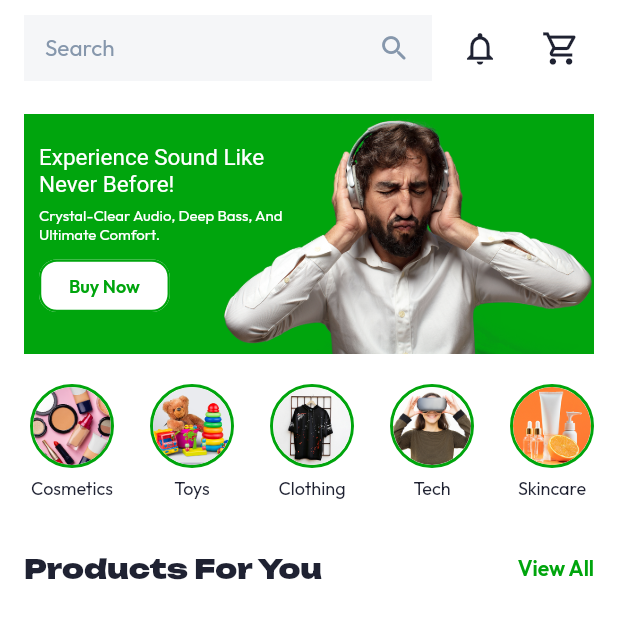
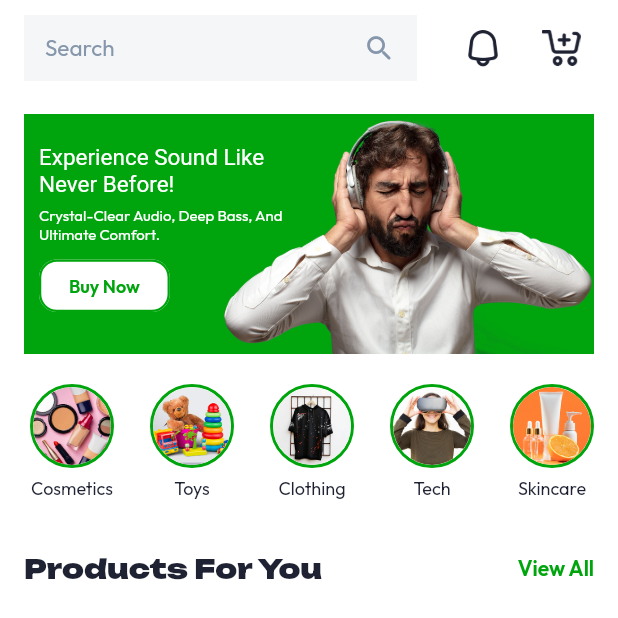
Before and after one commit to david-inceptives/StakBread, a Flutter app: the StoreScreen screen opened directly, on a phone screen of 412 x 824 dp, the top half of it. Run offline on Flutter 3.47's test engine with Material 3 defaults, Android fonts, the phone set to English and light mode, and no system bars; our stand-ins replace app_links, cached_network_image, cloud_firestore, connectivity_plus, csv, dismissible_page and 34 more; missing offline and left inert: audio_session, audio_waveforms, deepar_flutter_plus, detectable_text_field, figma_squircle_updated and 10 more; accounts and stored records are empty; network calls fail; Roboto replaces fonts that are missing (Unbounded-Bold); statements that could not run were skipped; project files that could hold a hidden picture were left out.

Commit message:
alpha module completed

```diff
--- a/lib/screen/dashboard_screen/dashboard_screen_controller.dart
+++ b/lib/screen/dashboard_screen/dashboard_screen_controller.dart
@@ -32,6 +32,13 @@ class DashboardScreenController extends BaseController with GetSingleTickerProvi
     AssetRes.icAddNew,
     AssetRes.icStore,
     AssetRes.icProfile
+  ];
+  List<String> bottomIconListFill = [
+    AssetRes.icHomeFill,
+    AssetRes.icDiscoverFill,
+    AssetRes.icAddNew,
+    AssetRes.icStoreFill,
+    AssetRes.icProfileFill
   ];
   RxInt selectedPageIndex = 0.obs;
   RxDouble scaleValue = 1.0.obs;
--- a/lib/screen/store_screen/store_screen.dart
+++ b/lib/screen/store_screen/store_screen.dart
@@ -99,17 +99,20 @@ class StoreScreen extends StatelessWidget {
             ),
           ),
           const SizedBox(width: 10),
-          _IconWithBadge(
-            icon: Icons.notifications_outlined,
+
+          const SizedBox(width: 12),
+          _NotificationIcon(
+            icon:  AssetRes.icNotification,
             count: notifCount,
             onTap: () => Get.to(() => const NotificationScreen()),
           ),
-          const SizedBox(width: 10),
-          Obx(() => _IconWithBadge(
-                icon: Icons.shopping_cart_outlined,
-                count: cartController.totalItemCount,
-                onTap: () => Get.to(() => const CartScreen()),
-              )),
+          const SizedBox(width: 8),
+          _NotificationIcon(
+            icon:  AssetRes.icCart,
+            count: cartController.totalItemCount,
+            onTap: () => Get.to(() => const CartScreen()),
+          ),
+
         ],
       ),
     );
@@ -562,3 +565,58 @@ class _TopSellingCard extends StatelessWidget {
     );
   }
 }
+
+class _NotificationIcon extends StatelessWidget {
+  final String icon;
+  final int count;
+  final VoidCallback onTap;
+
+  const _NotificationIcon({
+    required this.icon,
+    required this.count,
+    required this.onTap,
+  });
+
+  @override
+  Widget build(BuildContext context) {
+    return InkWell(
+      onTap: onTap,
+      child: SizedBox(
+        width: 44,
+        height: 44,
+        child: Stack(
+          alignment: Alignment.center,
+          clipBehavior: Clip.none,
+          children: [
+            Image.asset(
+                icon,
+                height: 26,
+                width: 26,
+                fit: BoxFit.contain,
+                color: ColorRes.textDarkGrey
+            ),
+            if (count > 0)
+              Positioned(
+                top: 4,
+                right: 8,
+                child: Container(
+                  padding: const EdgeInsets.symmetric(horizontal: 5, vertical: 2),
+                  decoration: BoxDecoration(
+                    color: ColorRes.likeRed,
+                    borderRadius: BorderRadius.circular(10),
+                  ),
+                  child: Text(
+                    count > 99 ? '99+' : '$count',
+                    style: TextStyleCustom.outFitRegular400(
+                      color: ColorRes.whitePure,
+                      fontSize: 10,
+                    ),
+                  ),
+                ),
+              ),
+          ],
+        ),
+      ),
+    );
+  }
+}
--- a/lib/utilities/asset_res.dart
+++ b/lib/utilities/asset_res.dart
@@ -172,12 +172,16 @@ class AssetRes {
   static const String icLinkPlaceholder = '${icons}ic_link_placeholder.png';
   static const String icAdd = '${icons}ic_add.png';
   static const String icHome = '${icons}home.png';
+  static const String icHomeFill = '${icons}home_fill.png';
   static const String icDiscover = '${icons}discover.png';
+  static const String icDiscoverFill = '${icons}discover_fill.png';
   static const String icAddNew = '${icons}add_new.png';
   static const String icProfile = '${icons}profile.png';
+  static const String icProfileFill = '${icons}profile_fill.png';
   static const String icStore = '${icons}store.png';
   static const String icStoreFill = '${icons}store_fill.png';
   static const String icLogo = '${icons}logo.png';
   static const String icRating = '${icons}rating.png';
   static const String icSuccess = '${icons}success.png';
+  static const String icCart = '${icons}cart.png';
 }
```
Also changed, not shown: lib/common/service/sight_engin/sight_engine_service.dart (+25 -12 lines), lib/screen/dashboard_screen/dashboard_screen.dart (+5 -11 lines), assets/icons/cart.png (added), assets/icons/discover_fill.png (added), assets/icons/home.png, assets/icons/home_fill.png (added), assets/icons/profile_fill.png (added).
